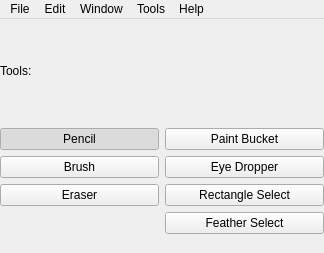
The window that designer/BeeMasterUI.ui (skitzycat/beedraw) describes before a commit, drawn with Qt 5.
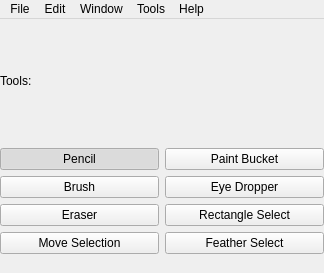
The same window after the commit.

Commit message: started moving things over to use PIL in more places took out some dead code added in tablet proximity detection code to switch cursor starting work on floating selections for cut, copy, paste

The edit to the form file:
```diff
--- a/designer/BeeMasterUI.ui
+++ b/designer/BeeMasterUI.ui
@@ -12,7 +12,7 @@
     <x>0</x>
     <y>0</y>
     <width>324</width>
-    <height>253</height>
+    <height>273</height>
    </rect>
   </property>
   <property name="sizePolicy" >
@@ -159,6 +159,19 @@
         </property>
        </widget>
       </item>
+      <item row="3" column="0" >
+       <widget class="QPushButton" name="move_selection_button" >
+        <property name="text" >
+         <string>Move Selection</string>
+        </property>
+        <property name="checkable" >
+         <bool>true</bool>
+        </property>
+        <property name="autoExclusive" >
+         <bool>true</bool>
+        </property>
+       </widget>
+      </item>
      </layout>
     </item>
    </layout>
```
Left out of the diff: 32 changed lines with no effect on the pictures. The commit also changes 10 other files.
